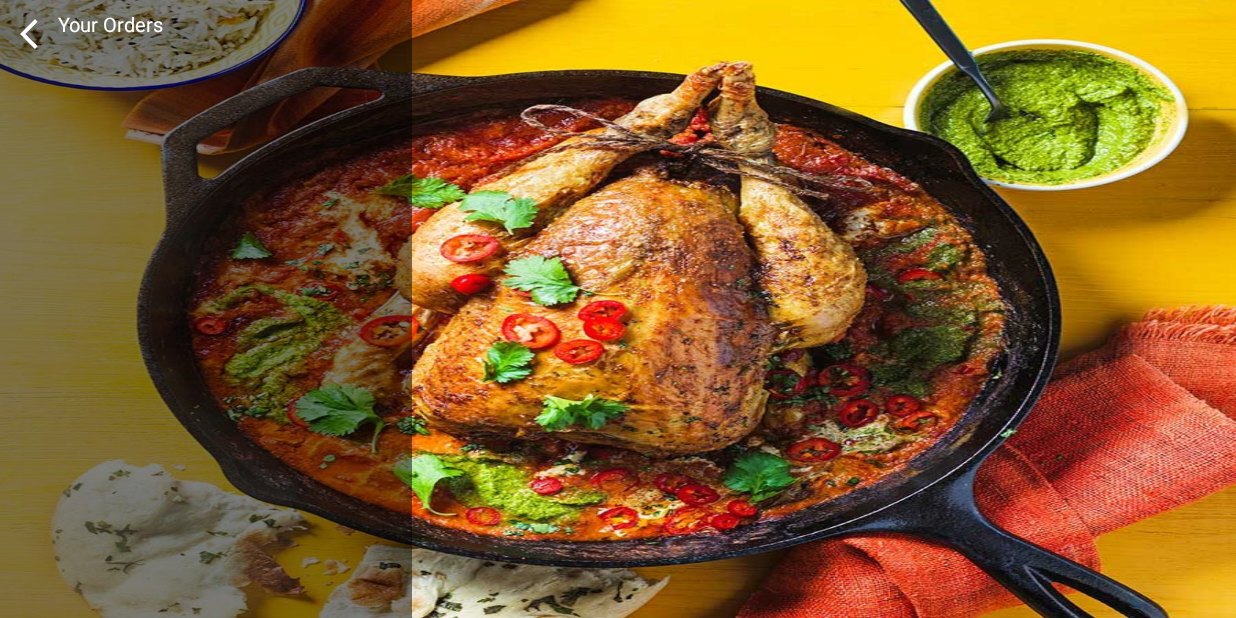
After one commit to dwightperello/tableorderingapp, an Android app: the CheckoutActivity screen opened directly, with no data from a screen before it, on a phone screen of 824 x 412 dp (held sideways). The commit adds this screen. Run offline under Robolectric (Android 15) with nearby library versions, the phone set to English and light mode, and no system bars; our stand-ins replace Dagger/Hilt's generated code, sdp/ssp sizes.

Commit message:
implement checkout view

```diff
--- /dev/null
+++ b/app/src/main/java/com/example/tableorderingapp/presentation/activity/CheckoutActivity.kt
@@ -0,0 +1,95 @@
+package com.example.tableorderingapp.presentation.activity
+
+import android.graphics.Color
+import androidx.appcompat.app.AppCompatActivity
+import android.os.Bundle
+import android.view.Window
+import android.view.WindowManager
+import android.widget.Toast
+import androidx.activity.viewModels
+import androidx.recyclerview.widget.LinearLayoutManager
+import com.example.tableorderingapp.R
+import com.example.tableorderingapp.databinding.ActivityCheckoutBinding
+import com.example.tableorderingapp.domain.model.request.Orderdetail
+import com.example.tableorderingapp.presentation.adapter.CheckoutAdapter
+
+import com.example.tableorderingapp.presentation.viewmodel.Service_viewmodel
+import com.example.tableorderingapp.util.GlobalVariable
+import com.example.tableorderingapp.util.GlobalVariable.orderdetail
+import dagger.hilt.android.AndroidEntryPoint
+import java.text.DecimalFormat
+
+@AndroidEntryPoint
+class CheckoutActivity : BaseActivity() {
+    private lateinit var _binding: ActivityCheckoutBinding
+    private val viewModel: Service_viewmodel by viewModels()
+    private lateinit var checkoutadapter: CheckoutAdapter
+
+    override fun onCreate(savedInstanceState: Bundle?) {
+        super.onCreate(savedInstanceState)
+
+        window.setFlags(
+            WindowManager.LayoutParams.FLAG_FULLSCREEN,
+            WindowManager.LayoutParams.FLAG_FULLSCREEN
+        )
+
+        _binding= ActivityCheckoutBinding.inflate(layoutInflater)
+        setContentView(_binding.root)
+
+        init()
+    }
+
+    fun deleteItem(menus: Orderdetail) {
+        try {
+            GlobalVariable.orderdetail!!.remove(menus)
+
+        }catch (e:Exception){
+            Toast.makeText(this,"Error on ${e.localizedMessage}", Toast.LENGTH_LONG).show()
+        }
+
+        if(GlobalVariable.orderdetail!!.size>0){
+            computeTotal(GlobalVariable.orderdetail!!.toList())
+            showYourOrders()
+        }
+        else{
+
+            showYourOrders()
+            computeTotal(GlobalVariable.orderdetail!!.toList())
+        }
+    }
+
+    val init={
+        _binding.backArrowToMain.setOnClickListener {
+            onBackPressed()
+            overridePendingTransition(
+                R.anim.screenslideleft, R.anim.screen_slide_out_right,
+            );
+            finish()
+        }
+        showYourOrders()
+        computeTotal(GlobalVariable.orderdetail!!.toList())
+    }
+
+
+    val showYourOrders={
+        checkoutadapter= CheckoutAdapter(this)
+        _binding!!.rvItemCheckout.adapter=checkoutadapter
+        _binding!!.rvItemCheckout.layoutManager=
+            LinearLayoutManager(this, LinearLayoutManager.VERTICAL,false)
+        // _binding!!.rvSubitem.layoutManager = LinearLayoutManager(activity, RecyclerView.HORIZONTAL, false)
+        //_binding!!.rvRecommended.layoutManager = GridLayoutManager(requireActivity(), 2)
+        if(GlobalVariable.orderdetail?.size!! >0)
+            checkoutadapter.productItemsCheckout(GlobalVariable.orderdetail!!.toList())
+//        else _binding!!.noItemTxt.isVisible=true
+    }
+
+    val computeTotal:(List<Orderdetail>)->Unit ={
+        var total:Double=0.0
+        it.forEach {
+            total+= it.price
+        }
+        val decimalFormat = DecimalFormat("#.00")
+        val formattedNumber = decimalFormat.format(total)
+        _binding!!.txtTotalAmount.text= formattedNumber
+    }
+}
--- a/app/src/main/java/com/example/tableorderingapp/util/GlobalVariable.kt
+++ b/app/src/main/java/com/example/tableorderingapp/util/GlobalVariable.kt
@@ -11,4 +11,6 @@ object GlobalVariable {
     var orderdetail:MutableList<Orderdetail>? = mutableListOf()
 
     var tablenumber:Int?= null
+
+    var recomendedItem:ArrayList<Submenu>?= ArrayList<Submenu>()
 }
--- /dev/null
+++ b/app/src/main/res/drawable/baseline_delete_24.xml
@@ -0,0 +1,5 @@
+<vector android:height="24dp" android:tint="#FFFFFF"
+    android:viewportHeight="24" android:viewportWidth="24"
+    android:width="24dp" xmlns:android="http://schemas.android.com/apk/res/android">
+    <path android:fillColor="@android:color/white" android:pathData="M6,19c0,1.1 0.9,2 2,2h8c1.1,0 2,-0.9 2,-2V7H6v12zM19,4h-3.5l-1,-1h-5l-1,1H5v2h14V4z"/>
+</vector>
--- /dev/null
+++ b/app/src/main/res/layout/activity_checkout.xml
@@ -0,0 +1,133 @@
+<?xml version="1.0" encoding="utf-8"?>
+<FrameLayout xmlns:android="http://schemas.android.com/apk/res/android"
+    xmlns:app="http://schemas.android.com/apk/res-auto"
+    xmlns:tools="http://schemas.android.com/tools"
+    android:layout_width="match_parent"
+    android:layout_height="match_parent"
+    tools:context=".presentation.activity.CheckoutActivity">
+
+    <ImageView
+        android:layout_width="match_parent"
+        android:layout_height="match_parent"
+        android:src="@drawable/chicken"
+        android:scaleType="fitXY" />
+
+    <androidx.recyclerview.widget.RecyclerView
+        android:visibility="gone"
+        android:layout_width="match_parent"
+        android:layout_height="match_parent"
+        android:id="@+id/rv_submenu_images"/>
+
+    <LinearLayout
+        android:layout_width="match_parent"
+        android:layout_height="match_parent"
+        android:orientation="horizontal">
+        <LinearLayout
+            android:layout_width="0dp"
+            android:layout_height="match_parent"
+            android:layout_weight="1"
+            android:orientation="vertical"
+            android:background="#80000000">
+            <LinearLayout
+                android:layout_width="match_parent"
+                android:layout_height="wrap_content"
+                android:orientation="horizontal"
+                android:layout_marginTop="@dimen/_5sdp"
+                android:layout_marginBottom="@dimen/_10sdp">
+                <ImageView
+                    android:layout_width="0dp"
+                    android:layout_height="wrap_content"
+                    android:layout_weight="1"
+                    android:layout_marginTop="@dimen/_3sdp"
+                    android:src="@drawable/ic_arrow_back"
+                    android:id="@+id/back_arrow_to_main"/>
+                <TextView
+                    android:id="@+id/txt_your_orders"
+                    android:layout_width="0dp"
+                    android:layout_height="wrap_content"
+                    android:layout_weight="6"
+                    android:text="Your Orders"
+                    android:textSize="@dimen/_10sdp"
+                    android:textColor="@color/white"/>
+
+
+            </LinearLayout>
+<!--            <View-->
+<!--                android:layout_marginTop="@dimen/_5sdp"-->
+<!--                android:layout_width="match_parent"-->
+<!--                android:layout_height="2dp"-->
+<!--                android:layout_marginStart="@dimen/_15sdp"-->
+<!--                android:layout_marginEnd="@dimen/_20sdp"-->
+<!--                android:background="@color/teal_200"-->
+<!--                android:layout_marginBottom="@dimen/_5sdp"/>-->
+
+            <androidx.recyclerview.widget.RecyclerView
+                android:layout_width="match_parent"
+                android:layout_height="600dp"
+                android:id="@+id/rv_item_checkout"/>
+            <FrameLayout
+                android:layout_width="match_parent"
+                android:layout_height="match_parent"
+
+               >
+                <LinearLayout
+                    android:layout_width="match_parent"
+                    android:layout_height="wrap_content"
+                    android:background="@android:color/transparent"
+                    android:layout_gravity="bottom"
+                    android:layout_marginBottom="@dimen/_10sdp"
+                   >
+                 <LinearLayout
+                     android:layout_width="match_parent"
+                     android:layout_height="wrap_content"
+                     android:layout_weight="1"
+                     android:orientation="horizontal"
+                     android:layout_marginStart="@dimen/_5sdp"
+                     android:layout_marginEnd="@dimen/_5sdp">
+                     <Button
+                         android:layout_width="0dp"
+                         android:layout_height="wrap_content"
+                         android:layout_weight="1"
+                         android:text="Submit order"
+                         android:textColor="@color/white"
+                         android:gravity="center"
+                         android:backgroundTint="@color/buttonbg"
+                         android:background="@drawable/roundedbutton"
+                         android:id="@+id/btn_submit_order"/>
+                     <TextView
+                         android:layout_width="0dp"
+                         android:layout_weight="1"
+                         android:layout_height="wrap_content"
+                         android:text="100"
+                         android:textColor="@color/white"
+                         android:textSize="@dimen/_10sdp"
+                         android:gravity="center"
+                         android:id="@+id/txt_total_amount"/>
+                 </LinearLayout>
+
+
+                </LinearLayout>
+
+            </FrameLayout>
+
+
+
+        </LinearLayout>
+
+
+
+        <!--RIGHT-->
+        <LinearLayout
+            android:layout_width="0dp"
+            android:layout_height="match_parent"
+            android:layout_weight="2">
+
+        </LinearLayout>
+
+    </LinearLayout>
+
+
+
+
+
+</FrameLayout>
--- a/app/src/main/res/layout/submenuitem_adapter.xml
+++ b/app/src/main/res/layout/submenuitem_adapter.xml
@@ -125,7 +125,8 @@
                 android:layout_width="match_parent"
                 android:layout_height="wrap_content"
                 android:orientation="horizontal"
-                android:layout_marginTop="@dimen/_5sdp">
+                android:layout_marginTop="@dimen/_5sdp"
+                android:layout_marginBottom="@dimen/_5sdp">
                 <androidx.appcompat.widget.AppCompatButton
                     android:layout_marginTop="@dimen/_5sdp"
                     android:layout_width="0dp"
--- a/app/src/main/res/values/colors.xml
+++ b/app/src/main/res/values/colors.xml
@@ -10,4 +10,5 @@
     <color name="red_connectify">#EB1F5D</color>
     <color name="buttonbg">#FFB067</color>
     <color name="order">#462f4d</color>
+    <color name="gray">#928E85</color>
 </resources>
```
Also changed, not shown: app/src/main/AndroidManifest.xml (+8 -1 lines), app/src/main/java/com/example/tableorderingapp/presentation/activity/MainActivity.kt (+48 -6 lines), app/src/main/java/com/example/tableorderingapp/presentation/adapter/CheckoutAdapter.kt (added, +53 -0 lines), app/src/main/java/com/example/tableorderingapp/presentation/adapter/SubMenuItemAdapter.kt (+5 -33 lines), app/src/main/res/layout/adapter_totalorder.xml (added, +109 -0 lines).
